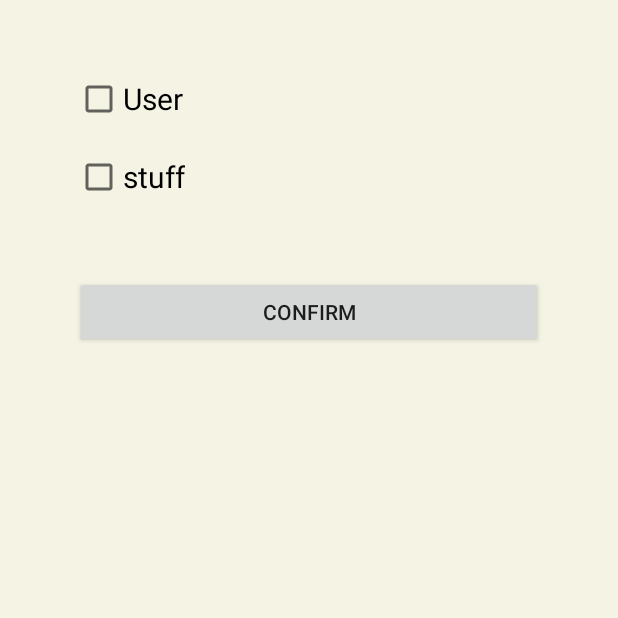
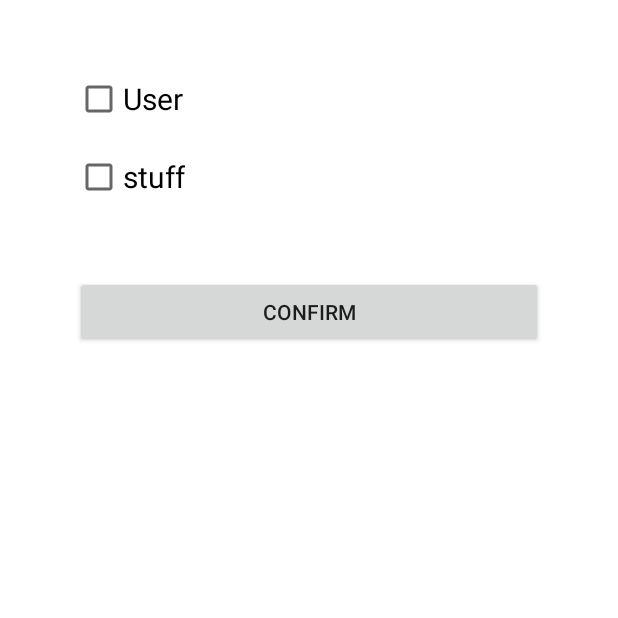
Before and after one commit to jasonYeloooooo/ACE, an Android app: the Register screen opened directly, with no data from a screen before it, on a phone screen of 412 x 824 dp, the top half of it. Run offline under Robolectric (Android 15) with nearby library versions, the phone set to English and light mode, and no system bars; our stand-ins replace Firebase (no records; nobody signed in at launch, a user with empty details on screens opened directly).

Commit message:
white background

```diff
--- a/app/build.gradle
+++ b/app/build.gradle
@@ -8,8 +8,9 @@
 
     defaultConfig {
         applicationId "com.example.ace"
-        minSdk 30
         targetSdk 32
+        /*minSdk 30*/
+        minSdk 29
         versionCode 1
         versionName "1.0"
 
--- a/app/src/main/res/layout/activity_first_page.xml
+++ b/app/src/main/res/layout/activity_first_page.xml
@@ -4,6 +4,7 @@
     xmlns:tools="http://schemas.android.com/tools"
     android:layout_width="match_parent"
     android:layout_height="match_parent"
+    android:background="@color/white"
     tools:context=".firstPage">
 
     <RelativeLayout
--- a/app/src/main/res/layout/activity_login.xml
+++ b/app/src/main/res/layout/activity_login.xml
@@ -4,6 +4,7 @@
          xmlns:tools="http://schemas.android.com/tools"
          android:layout_width="match_parent"
          android:layout_height="match_parent"
+        android:background="@color/white"
          tools:context=".Login"
         >
 
--- a/app/src/main/res/layout/activity_question_page.xml
+++ b/app/src/main/res/layout/activity_question_page.xml
@@ -4,6 +4,7 @@
     xmlns:tools="http://schemas.android.com/tools"
     android:layout_width="match_parent"
     android:layout_height="match_parent"
+    android:background="@color/white"
     tools:context=".QuestionPage">
 
     <ImageView
--- a/app/src/main/res/layout/activity_register.xml
+++ b/app/src/main/res/layout/activity_register.xml
@@ -4,7 +4,7 @@
     xmlns:tools="http://schemas.android.com/tools"
     android:layout_width="match_parent"
     android:layout_height="match_parent"
-    android:background="#F5F3E3"
+    android:background="@color/white"
     tools:context=".Register">
 
     <CheckBox
--- a/app/src/main/res/layout/activity_second.xml
+++ b/app/src/main/res/layout/activity_second.xml
@@ -1,10 +1,12 @@
 <?xml version="1.0" encoding="utf-8"?>
 
-<androidx.constraintlayout.widget.ConstraintLayout xmlns:android="http://schemas.android.com/apk/res/android"
+<androidx.constraintlayout.widget.ConstraintLayout
+    xmlns:android="http://schemas.android.com/apk/res/android"
     xmlns:app="http://schemas.android.com/apk/res-auto"
     xmlns:tools="http://schemas.android.com/tools"
     android:layout_width="match_parent"
     android:layout_height="match_parent"
+    android:background="@color/white"
     tools:context=".SecondActivity">
 
 
--- a/app/src/main/res/layout/activity_setting.xml
+++ b/app/src/main/res/layout/activity_setting.xml
@@ -4,6 +4,7 @@
     xmlns:tools="http://schemas.android.com/tools"
     android:layout_width="match_parent"
     android:layout_height="match_parent"
+    android:background="@color/white"
     tools:context=".SettingActivity">
 
 
--- a/app/src/main/res/layout/adapter_message_one.xml
+++ b/app/src/main/res/layout/adapter_message_one.xml
@@ -3,6 +3,7 @@
     android:layout_width="match_parent"
     android:orientation="vertical"
     android:padding="10dp"
+    android:background="@color/white"
     android:layout_height="wrap_content">
 
   <TextView
```
